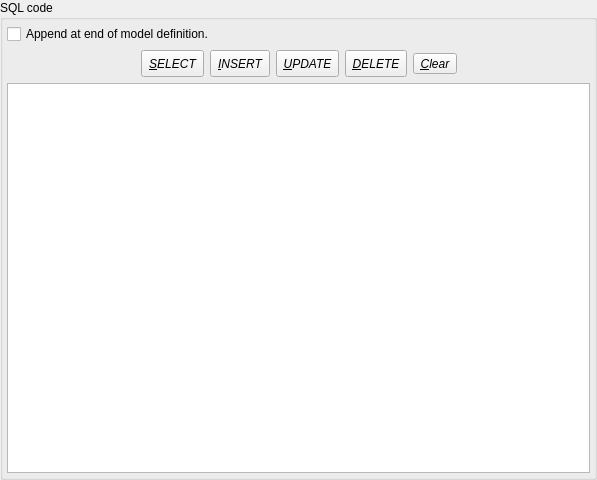
The window that libpgmodeler_ui/ui/sqlappendwidget.ui (pgmodeler/pgmodeler) describes before a commit, drawn with Qt 5.
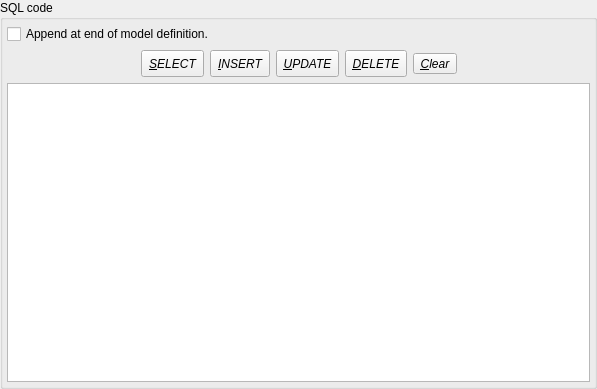
The same window after the commit. Icons and pictures are not drawn.

Commit message: Minor size adjustment on SQL append dialog.

Diff of the .ui file:
```diff
--- a/libpgmodeler_ui/ui/sqlappendwidget.ui
+++ b/libpgmodeler_ui/ui/sqlappendwidget.ui
@@ -7,7 +7,7 @@
     <x>0</x>
     <y>0</y>
     <width>597</width>
-    <height>480</height>
+    <height>389</height>
    </rect>
   </property>
   <property name="sizePolicy">
```
The commit also changes 1 other file.
